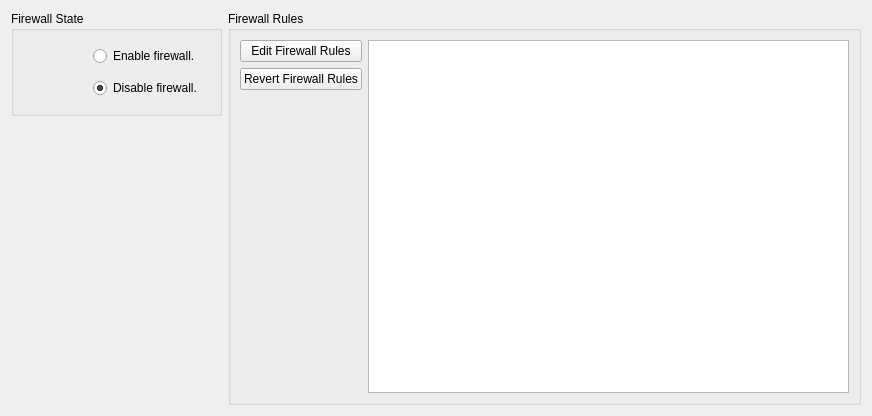
pars-linux/uludag, file 2.0/bahadir.kandemir/ahenk/lider/lider/plugins/plugin_firewall/firewall.ui: the form before one commit.
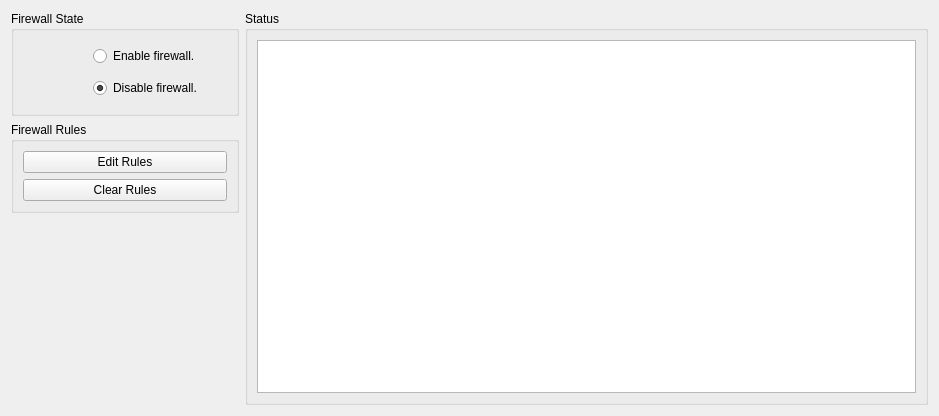
The form after the commit. Icons and pictures are not drawn.

Patch:
```diff
--- a/2.0/bahadir.kandemir/ahenk/lider/lider/plugins/plugin_firewall/firewall.ui
+++ b/2.0/bahadir.kandemir/ahenk/lider/lider/plugins/plugin_firewall/firewall.ui
@@ -6,7 +6,7 @@
    <rect>
     <x>0</x>
     <y>0</y>
-    <width>872</width>
+    <width>939</width>
     <height>416</height>
    </rect>
   </property>
@@ -82,7 +82,7 @@
      </layout>
     </widget>
    </item>
-   <item row="1" column="0">
+   <item row="2" column="0">
     <spacer name="verticalSpacer_2">
      <property name="orientation">
       <enum>Qt::Vertical</enum>
@@ -95,7 +95,7 @@
      </property>
     </spacer>
    </item>
-   <item row="0" column="1" rowspan="2">
+   <item row="0" column="1" rowspan="3">
     <widget class="QGroupBox" name="groupBox">
      <property name="sizePolicy">
       <sizepolicy hsizetype="Preferred" vsizetype="Preferred">
@@ -104,9 +104,21 @@
       </sizepolicy>
      </property>
      <property name="title">
-      <string>Firewall Rules</string>
+      <string>Status</string>
      </property>
      <layout class="QGridLayout" name="gridLayout_2">
+      <item row="0" column="0" rowspan="2">
+       <widget class="QPlainTextEdit" name="plainTextEdit"/>
+      </item>
+     </layout>
+    </widget>
+   </item>
+   <item row="1" column="0">
+    <widget class="QGroupBox" name="groupBox_2">
+     <property name="title">
+      <string>Firewall Rules</string>
+     </property>
+     <layout class="QGridLayout" name="gridLayout_4">
       <item row="0" column="0">
        <widget class="QPushButton" name="pushEdit">
         <property name="sizePolicy">
@@ -116,7 +128,7 @@
          </sizepolicy>
         </property>
         <property name="text">
-         <string>Edit Firewall Rules</string>
+         <string>Edit Rules</string>
         </property>
         <property name="icon">
          <iconset resource="firewall.qrc">
@@ -130,9 +142,6 @@
         </property>
        </widget>
       </item>
-      <item row="0" column="1" rowspan="3">
-       <widget class="QPlainTextEdit" name="plainTextEdit"/>
-      </item>
       <item row="1" column="0">
        <widget class="QPushButton" name="pushReset">
         <property name="sizePolicy">
@@ -142,7 +151,7 @@
          </sizepolicy>
         </property>
         <property name="text">
-         <string>Revert Firewall Rules</string>
+         <string>Clear Rules</string>
         </property>
         <property name="icon">
          <iconset resource="firewall.qrc">
@@ -156,19 +165,6 @@
         </property>
        </widget>
       </item>
-      <item row="2" column="0">
-       <spacer name="verticalSpacer">
-        <property name="orientation">
-         <enum>Qt::Vertical</enum>
-        </property>
-        <property name="sizeHint" stdset="0">
-         <size>
-          <width>30</width>
-          <height>407</height>
-         </size>
-        </property>
-       </spacer>
-      </item>
      </layout>
     </widget>
    </item>
```
